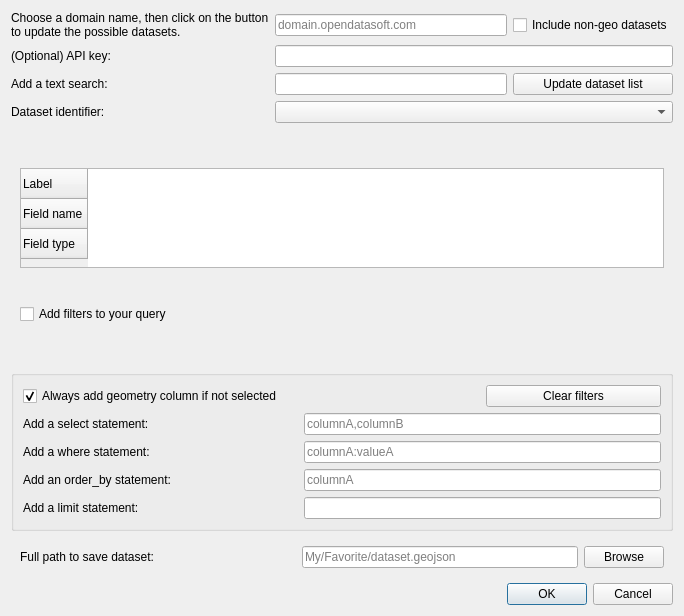
Old version of the form plugin_dialog.ui in the repository opendatasoft/qgis-ods-plugin.
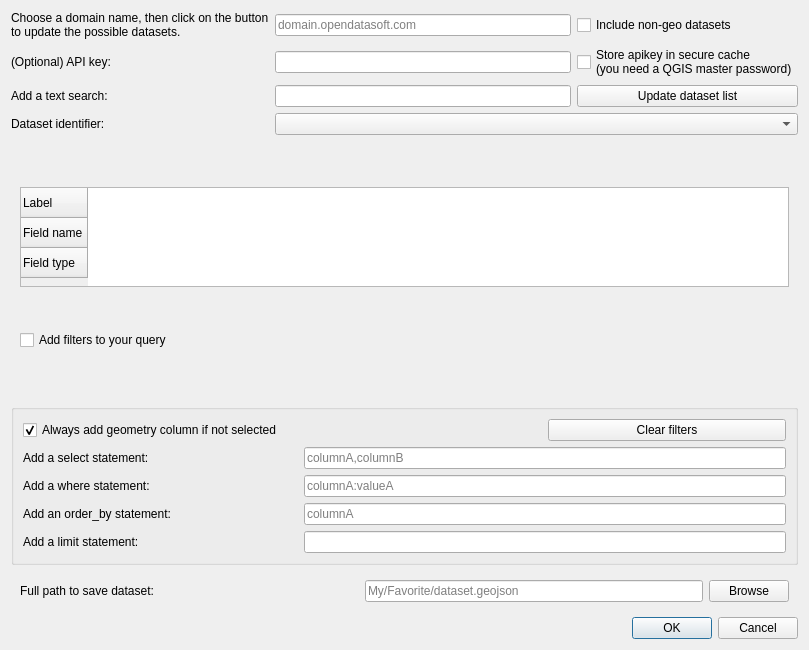
New version of the form.

Commit message: secret dataset_list not in cache anymore + add choice to put apikey in cache or not

Patch:
```diff
--- a/plugin_dialog.ui
+++ b/plugin_dialog.ui
@@ -6,43 +6,15 @@
    <rect>
     <x>0</x>
     <y>0</y>
-    <width>684</width>
-    <height>616</height>
+    <width>809</width>
+    <height>650</height>
    </rect>
   </property>
   <property name="windowTitle">
    <string>Import an ODS dataset</string>
   </property>
   <layout class="QGridLayout" name="gridLayout">
-   <item row="0" column="1">
-    <widget class="QLineEdit" name="domainInput">
-     <property name="text">
-      <string/>
-     </property>
-     <property name="placeholderText">
-      <string>domain.opendatasoft.com</string>
-     </property>
-    </widget>
-   </item>
-   <item row="1" column="1" colspan="2">
-    <widget class="QLineEdit" name="apikeyInput"/>
-   </item>
-   <item row="0" column="0">
-    <widget class="QLabel" name="domainLabel">
-     <property name="text">
-      <string>Choose a domain name, then click on the button 
-to update the possible datasets.</string>
-     </property>
-    </widget>
-   </item>
-   <item row="0" column="2">
-    <widget class="QCheckBox" name="nonGeoCheckBox">
-     <property name="text">
-      <string>Include non-geo datasets</string>
-     </property>
-    </widget>
-   </item>
-   <item row="16" column="0" colspan="3">
+   <item row="17" column="0" colspan="3">
     <widget class="QWidget" name="metadataWidget" native="true">
      <layout class="QGridLayout" name="gridLayout_4">
       <item row="1" column="0">
@@ -89,51 +61,83 @@
      </layout>
     </widget>
    </item>
-   <item row="2" column="0">
-    <widget class="QLabel" name="textSearchLabel">
+   <item row="4" column="0">
+    <widget class="QLabel" name="datasetLabel">
      <property name="text">
-      <string>Add a text search:</string>
+      <string>Dataset identifier:</string>
      </property>
     </widget>
    </item>
-   <item row="2" column="2">
+   <item row="3" column="2">
     <widget class="QPushButton" name="updateListButton">
      <property name="text">
       <string>Update dataset list</string>
      </property>
     </widget>
    </item>
-   <item row="1" column="0">
-    <widget class="QLabel" name="apikeyLabel">
+   <item row="0" column="1">
+    <widget class="QLineEdit" name="domainInput">
      <property name="text">
-      <string>(Optional) API key:</string>
+      <string/>
      </property>
+     <property name="placeholderText">
+      <string>domain.opendatasoft.com</string>
+     </property>
     </widget>
    </item>
-   <item row="3" column="1" colspan="2">
-    <widget class="QComboBox" name="datasetListComboBox"/>
+   <item row="31" column="0" colspan="3">
+    <widget class="QWidget" name="saveWidget" native="true">
+     <layout class="QGridLayout" name="gridLayout_3">
+      <item row="0" column="0">
+       <widget class="QLabel" name="pathLabel">
+        <property name="text">
+         <string>Full path to save dataset:</string>
+        </property>
+       </widget>
+      </item>
+      <item row="0" column="1">
+       <widget class="QLineEdit" name="pathInput">
+        <property name="sizePolicy">
+         <sizepolicy hsizetype="Preferred" vsizetype="Fixed">
+          <horstretch>0</horstretch>
+          <verstretch>0</verstretch>
+         </sizepolicy>
+        </property>
+        <property name="placeholderText">
+         <string>My/Favorite/dataset.geojson</string>
+        </property>
+       </widget>
+      </item>
+      <item row="0" column="2">
+       <widget class="QPushButton" name="filePathButton">
+        <property name="sizePolicy">
+         <sizepolicy hsizetype="Fixed" vsizetype="Fixed">
+          <horstretch>0</horstretch>
+          <verstretch>0</verstretch>
+         </sizepolicy>
+        </property>
+        <property name="text">
+         <string>Browse</string>
+        </property>
+       </widget>
+      </item>
+     </layout>
+    </widget>
    </item>
-   <item row="2" column="1">
+   <item row="3" column="1">
     <widget class="QLineEdit" name="textSearchInput"/>
    </item>
-   <item row="32" column="1" colspan="2">
-    <widget class="QDialogButtonBox" name="dialogButtonBox">
-     <property name="orientation">
-      <enum>Qt::Horizontal</enum>
-     </property>
-     <property name="standardButtons">
-      <set>QDialogButtonBox::Cancel|QDialogButtonBox::Ok</set>
-     </property>
-    </widget>
-   </item>
    <item row="3" column="0">
-    <widget class="QLabel" name="datasetLabel">
+    <widget class="QLabel" name="textSearchLabel">
      <property name="text">
-      <string>Dataset identifier:</string>
+      <string>Add a text search:</string>
      </property>
     </widget>
    </item>
-   <item row="28" column="0" rowspan="2" colspan="3">
+   <item row="4" column="1" colspan="2">
+    <widget class="QComboBox" name="datasetListComboBox"/>
+   </item>
+   <item row="29" column="0" rowspan="2" colspan="3">
     <widget class="QGroupBox" name="filterGroupBox">
      <property name="styleSheet">
       <string notr="true"/>
@@ -223,43 +227,47 @@
      </layout>
     </widget>
    </item>
-   <item row="30" column="0" colspan="3">
-    <widget class="QWidget" name="saveWidget" native="true">
-     <layout class="QGridLayout" name="gridLayout_3">
-      <item row="0" column="0">
-       <widget class="QLabel" name="pathLabel">
-        <property name="text">
-         <string>Full path to save dataset:</string>
-        </property>
-       </widget>
-      </item>
-      <item row="0" column="1">
-       <widget class="QLineEdit" name="pathInput">
-        <property name="sizePolicy">
-         <sizepolicy hsizetype="Preferred" vsizetype="Fixed">
-          <horstretch>0</horstretch>
-          <verstretch>0</verstretch>
-         </sizepolicy>
-        </property>
-        <property name="placeholderText">
-         <string>My/Favorite/dataset.geojson</string>
-        </property>
-       </widget>
-      </item>
-      <item row="0" column="2">
-       <widget class="QPushButton" name="filePathButton">
-        <property name="sizePolicy">
-         <sizepolicy hsizetype="Fixed" vsizetype="Fixed">
-          <horstretch>0</horstretch>
-          <verstretch>0</verstretch>
-         </sizepolicy>
-        </property>
-        <property name="text">
-         <string>Browse</string>
-        </property>
-       </widget>
-      </item>
-     </layout>
+   <item row="0" column="2">
+    <widget class="QCheckBox" name="nonGeoCheckBox">
+     <property name="text">
+      <string>Include non-geo datasets</string>
+     </property>
+    </widget>
+   </item>
+   <item row="33" column="1" colspan="2">
+    <widget class="QDialogButtonBox" name="dialogButtonBox">
+     <property name="orientation">
+      <enum>Qt::Horizontal</enum>
+     </property>
+     <property name="standardButtons">
+      <set>QDialogButtonBox::Cancel|QDialogButtonBox::Ok</set>
+     </property>
+    </widget>
+   </item>
+   <item row="0" column="0">
+    <widget class="QLabel" name="domainLabel">
+     <property name="text">
+      <string>Choose a domain name, then click on the button 
+to update the possible datasets.</string>
+     </property>
+    </widget>
+   </item>
+   <item row="2" column="2">
+    <widget class="QCheckBox" name="apikeyCacheCheckBox">
+     <property name="text">
+      <string>Store apikey in secure cache
+(you need a QGIS master password)</string>
+     </property>
+    </widget>
+   </item>
+   <item row="2" column="1">
+    <widget class="QLineEdit" name="apikeyInput"/>
+   </item>
+   <item row="2" column="0">
+    <widget class="QLabel" name="apikeyLabel">
+     <property name="text">
+      <string>(Optional) API key:</string>
+     </property>
     </widget>
    </item>
   </layout>
```
The commit also changes 1 other file.
